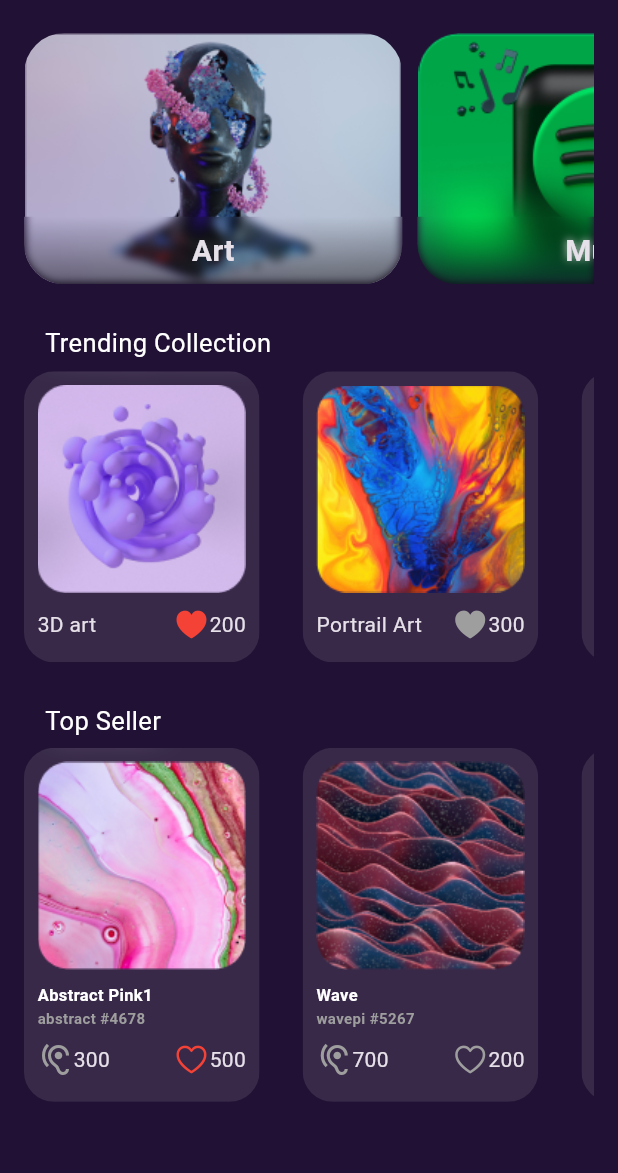
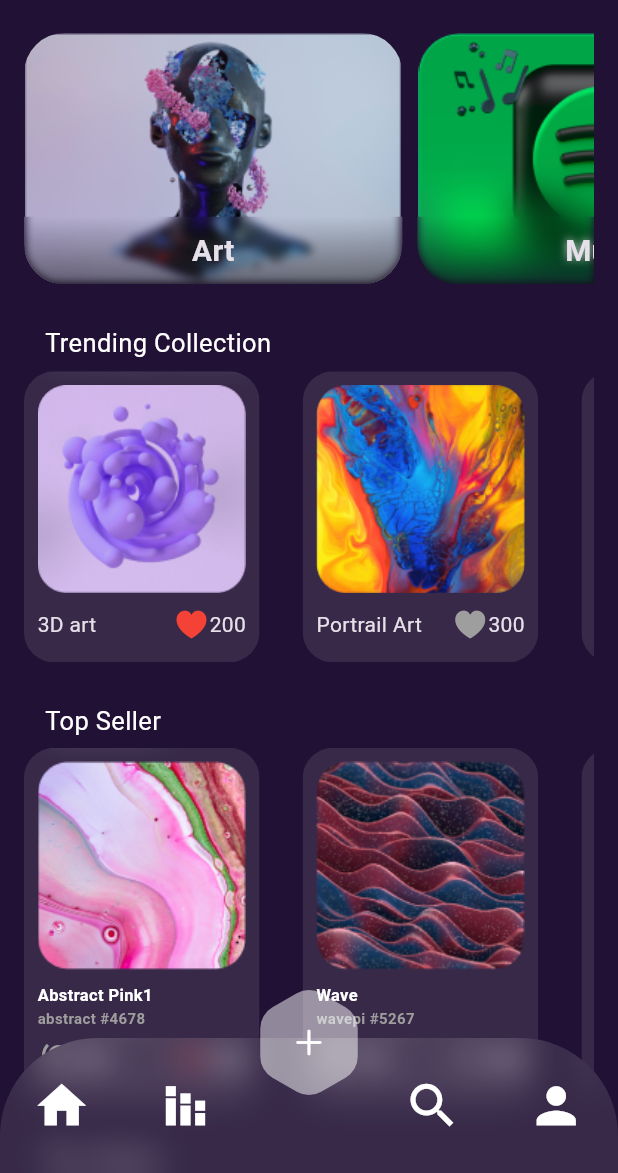
Before and after one commit to Linashaqoura612/Mini_MarketPlace_NFT, a Flutter app: the HomePage screen opened by its route, on a phone screen of 412 x 824 dp, the part 63-1236 px from its top. Run offline on Flutter 3.47's test engine with Material 3 defaults, Android fonts, the phone set to English and light mode, and no system bars; Roboto replaces fonts that are missing (SF Pro Display).

Commit message:
finish home screen

```diff
--- a/lib/core/resources/font_manager.dart
+++ b/lib/core/resources/font_manager.dart
@@ -1,13 +1,13 @@
-class FontManager{
-  static const String sfProDisplay="SF Pro Display";
+class FontManager {
+  static const String sfProDisplay = "SF Pro Display";
 }
-class FontSize{
-  static const double fs10=10;
-  static const double fs11=11;
-  static const double fs17=17;
-  static const double fs19_82=19.82;
-  static const double fs25_23=25.23;
-  static const double fs30=30;
-  static const double fs36_04=36.04;
 
+class FontSize {
+  static const double fs10 = 10;
+  static const double fs11 = 11;
+  static const double fs17 = 17;
+  static const double fs19_82 = 19.82;
+  static const double fs25_23 = 25.23;
+  static const double fs30 = 30;
+  static const double fs36_04 = 36.04;
 }
--- a/lib/core/resources/route_manager.dart
+++ b/lib/core/resources/route_manager.dart
@@ -1,15 +1,18 @@
 import 'package:flutter/material.dart';
 import 'package:mini_nft_marketplace/features/home/screens/home_page.dart';
 import 'package:mini_nft_marketplace/features/onBoarding/screens/on_Boarding.dart';
+import 'package:mini_nft_marketplace/features/stats/screens/stats.dart';
 
 class RouteManager{
    static Map <String, WidgetBuilder> routes={
    RouteName.kOnBoardingPge  :(context)=>OnBoardingPage(),
-   RouteName.kHomePge  :(context)=>HomePage()
+   RouteName.kHomePge  :(context)=>HomePage(),
+   RouteName.kStatePge  :(context)=>Stats(),
    };
 
 }
 class RouteName{
   static String kOnBoardingPge="on_boarding_page";
   static String kHomePge="home_page";
+  static String kStatePge="state";
 }
--- a/lib/core/resources/size_manager.dart
+++ b/lib/core/resources/size_manager.dart
@@ -6,6 +6,8 @@ class HeightValue {
   static const double h27 = 27;
   static const double h45_06 = 45.06;
   static const double h70 = 70;
+  static const double h90 = 90;
+  static const double h122 = 122;
   static const double h139 = 139;
   static const double h167_57 = 167.57;
   static const double h191 = 191;
@@ -41,6 +43,11 @@ class PaddingValue {
   static const double p25 = 25;
   static const double p100 = 100;
 }
-class PositionedValue{
-  static const double po=0;
+
+class PositionedValue {
+  static const double po = 0;
 }
+
+class SizeValue {
+  static const double sv39 = 39;
+}
--- a/lib/features/home/screens/home_page.dart
+++ b/lib/features/home/screens/home_page.dart
@@ -8,6 +8,7 @@ import 'package:mini_nft_marketplace/core/resources/constants.dart';
 import 'package:mini_nft_marketplace/core/resources/font_manager.dart';
 import 'package:mini_nft_marketplace/core/resources/size_manager.dart';
 import 'package:mini_nft_marketplace/core/resources/strings_manager.dart';
+import 'package:mini_nft_marketplace/features/home/widgets/custom_bottom_navigation_bar.dart';
 import 'package:mini_nft_marketplace/features/home/widgets/custom_card_top_seller.dart';
 import 'package:mini_nft_marketplace/features/home/widgets/custom_subTitle.dart';
 import 'package:mini_nft_marketplace/features/home/widgets/custom_title_home_page.dart';
@@ -17,8 +18,15 @@ import 'package:mini_nft_marketplace/models/collections_model.dart';
 import '../../../core/resources/route_manager.dart';
 import '../widgets/custom_category_home_page.dart';
 
-class HomePage extends StatelessWidget {
-  const HomePage({super.key});
+class HomePage extends StatefulWidget {
+  HomePage({super.key});
+
+  @override
+  State<HomePage> createState() => _HomePageState();
+}
+
+class _HomePageState extends State<HomePage> {
+  int index = 0;
 
   @override
   Widget build(BuildContext context) {
@@ -90,9 +98,33 @@ class HomePage extends StatelessWidget {
                         topSellermodel: Constants.topSellerList[index]),
               ),
             ),
+            SizedBox(
+              height: HeightValue.h27,
+            ),
+            CustomSubtitle(
+              title: StringsManager.topSellerCollectionHomepage1,
+            ),
+            SizedBox(
+              height: HeightValue.h6,
+            ),
+            SizedBox(
+              height: HeightValue.h236,
+              child: ListView.separated(
+                scrollDirection: Axis.horizontal,
+                separatorBuilder: (BuildContext context, int index) => SizedBox(
+                  width: WidthValue.w28_83,
+                ),
+                itemCount: Constants.topSellerList.length,
+                itemBuilder: (BuildContext context, int index) =>
+                    CustomCardTopSeller(
+                        topSellermodel: Constants.topSellerList[index]),
+              ),
+            ),
           ],
         ),
       ),
+      extendBody: true,
+      bottomNavigationBar: CustomBottomNavigationBar(),
     );
   }
 }
--- /dev/null
+++ b/lib/features/home/widgets/custom_bottom_navigation_bar.dart
@@ -0,0 +1,89 @@
+import 'dart:ui';
+
+import 'package:flutter/cupertino.dart';
+import 'package:flutter/material.dart';
+
+import '../../../core/resources/color_manager.dart';
+import '../../../core/resources/size_manager.dart';
+
+class CustomBottomNavigationBar extends StatelessWidget {
+  const CustomBottomNavigationBar({super.key});
+
+  @override
+  Widget build(BuildContext context) {
+   final double widthScreen = MediaQuery.of(context).size.width;
+    return SizedBox(
+      height: HeightValue.h122,
+      child: Stack(
+        alignment: Alignment.center,
+        children: [
+          Positioned(
+            bottom: 0,
+            child: Container(
+              width: widthScreen,
+              child: ClipRRect(
+                borderRadius: BorderRadius.only(
+                  topLeft: Radius.circular(65),
+                  topRight: Radius.circular(65),
+                ),
+                child: BackdropFilter(
+                  filter: ImageFilter.blur(
+                      sigmaX: BlurValue.b10, sigmaY: BlurValue.b10),
+                  child: Container(
+                    alignment: Alignment.center,
+                    // padding: EdgeInsetsDirectional.all(PaddingValue.p9),
+                    height: HeightValue.h90,
+                    color: ColorManager.kColorWhite.withOpacity(.1),
+                    child: Row(
+                      mainAxisAlignment: MainAxisAlignment.spaceAround,
+                      children: [
+                        Icon(
+                          Icons.home,
+                          size: SizeValue.sv39,
+                          color: Colors.white,
+                        ),
+                        Icon(
+                          Icons.stacked_bar_chart,
+                          size: SizeValue.sv39,
+                          color: Colors.white,
+                        ),
+                        Container(
+                          width: 39,
+                        ),
+                        Icon(
+                          Icons.search,
+                          size: SizeValue.sv39,
+                          color: Colors.white,
+                        ),
+                        Icon(
+                          Icons.person,
+                          size: SizeValue.sv39,
+                          color: Colors.white,
+                        ),
+                      ],
+                    ),
+                  ),
+                ),
+              ),
+            ),
+          ),
+          Positioned(
+            top: 0,
+            child: Container(
+              child: Icon(
+                CupertinoIcons.plus,
+                color: ColorManager.kColorWhite,
+              ),
+              decoration: ShapeDecoration(
+                shape: StarBorder.polygon(sides: 6, pointRounding: .5),
+                color: ColorManager.kColorWhite.withOpacity(.5),
+              ),
+              height: 70,
+              width: 70,
+            ),
+          ),
+        ],
+      ),
+    );
+  }
+}
--- a/lib/features/home/widgets/custom_card_top_seller.dart
+++ b/lib/features/home/widgets/custom_card_top_seller.dart
@@ -11,7 +11,7 @@ import '../../../core/resources/size_manager.dart';
 
 class CustomCardTopSeller extends StatelessWidget {
   const CustomCardTopSeller({super.key, required this.topSellermodel});
-final TopSellerModel topSellermodel;
+  final TopSellerModel topSellermodel;
   @override
   Widget build(BuildContext context) {
     return UnconstrainedBox(
@@ -19,8 +19,8 @@ final TopSellerModel topSellermodel;
       child: ClipRRect(
         borderRadius: BorderRadius.circular(20),
         child: BackdropFilter(
-          filter: ImageFilter.blur(
-              sigmaX: BlurValue.b10, sigmaY: BlurValue.b10),
+          filter:
+              ImageFilter.blur(sigmaX: BlurValue.b10, sigmaY: BlurValue.b10),
           child: Container(
             alignment: Alignment.center,
             padding: EdgeInsetsDirectional.all(PaddingValue.p9),
@@ -31,10 +31,13 @@ final TopSellerModel topSellermodel;
               mainAxisAlignment: MainAxisAlignment.start,
               crossAxisAlignment: CrossAxisAlignment.start,
               children: [
-                Image(
-                  image:
-                  AssetImage(topSellermodel.image),
-                  height: HeightValue.h139,
+                ClipRRect(
+                  borderRadius: BorderRadius.circular(19),
+                  child: Image(
+                    fit: BoxFit.cover,
+                    image: AssetImage(topSellermodel.image),
+                    height: HeightValue.h139,
+                  ),
                 ),
                 SizedBox(
                   height: HeightValue.h9,
@@ -74,10 +77,13 @@ final TopSellerModel topSellermodel;
                       children: [
                         Icon(
                           CupertinoIcons.heart,
-
-                          color:topSellermodel.activeLike? Colors.red: Colors.grey,
+                          color: topSellermodel.activeLike
+                              ? Colors.red
+                              : Colors.grey,
                         ),
-                        Text(topSellermodel.count2.toString(),),
+                        Text(
+                          topSellermodel.count2.toString(),
+                        ),
                       ],
                     ),
                   ],
--- a/lib/features/home/widgets/custom_trending_card_collection.dart
+++ b/lib/features/home/widgets/custom_trending_card_collection.dart
@@ -32,9 +32,13 @@ final CollectionModel  collectionModel;
             child: Column(
               mainAxisAlignment: MainAxisAlignment.start,
               children: [
-                Image(
-                  image: AssetImage(collectionModel.image),
-                  height: HeightValue.h139,
+                ClipRRect(
+                  borderRadius: BorderRadius.circular(19),
+                  child: Image(
+                    fit: BoxFit.cover,
+                    image: AssetImage(collectionModel.image),
+                    height: HeightValue.h139,
+                  ),
                 ),
                 SizedBox(
                   height: HeightValue.h9,
--- /dev/null
+++ b/lib/features/stats/screens/stats.dart
@@ -0,0 +1,10 @@
+import 'package:flutter/material.dart';
+
+class Stats extends StatelessWidget {
+  const Stats({super.key});
+
+  @override
+  Widget build(BuildContext context) {
+    return Scaffold();
+  }
+}
```
